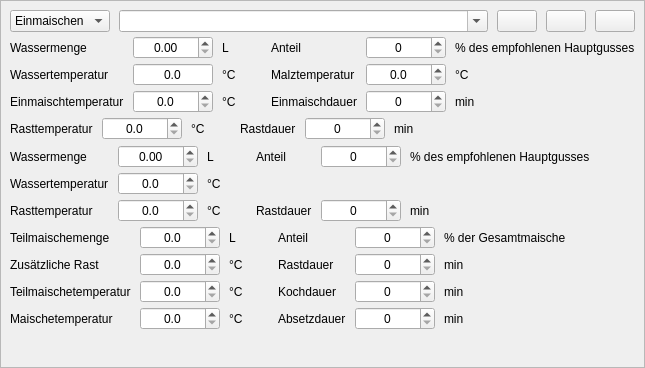
kleiner-brauhelfer/kleiner-brauhelfer-2, file kleiner-brauhelfer/widgets/wdgrast.ui: the form before one commit.
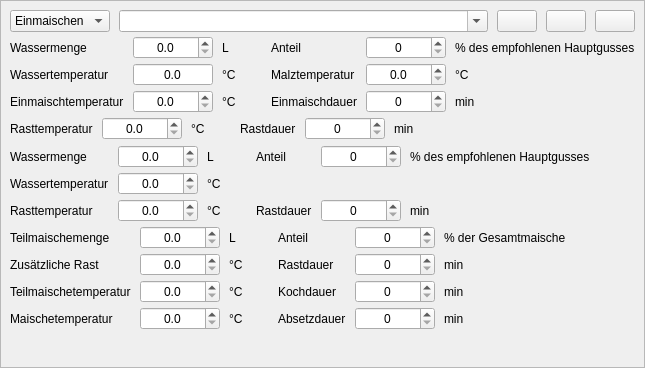
The form after the commit. Icons and pictures are not drawn. Custom widgets are drawn as their Qt base class.

```diff
--- a/kleiner-brauhelfer/widgets/wdgrast.ui
+++ b/kleiner-brauhelfer/widgets/wdgrast.ui
@@ -333,7 +333,7 @@
             <set>Qt::AlignCenter</set>
            </property>
            <property name="decimals">
-            <number>2</number>
+            <number>1</number>
            </property>
            <property name="maximum">
             <double>999.000000000000000</double>
@@ -538,7 +538,7 @@
             <set>Qt::AlignCenter</set>
            </property>
            <property name="decimals">
-            <number>2</number>
+            <number>1</number>
            </property>
            <property name="maximum">
             <double>999.000000000000000</double>
```
